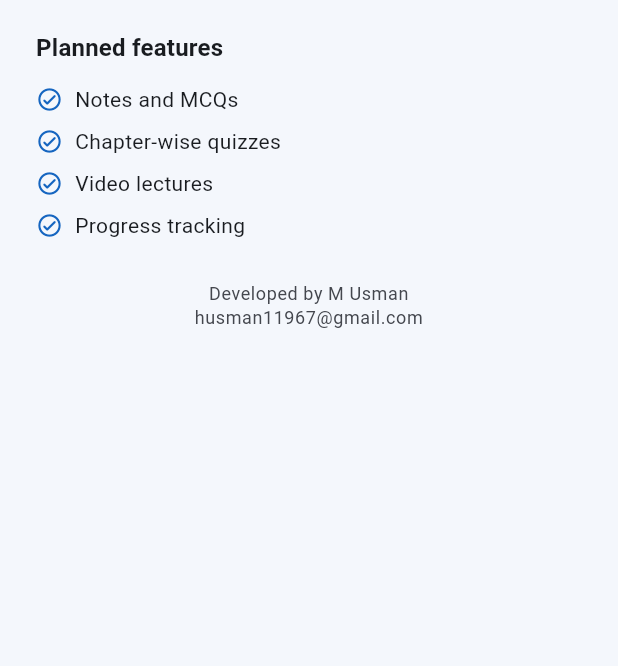
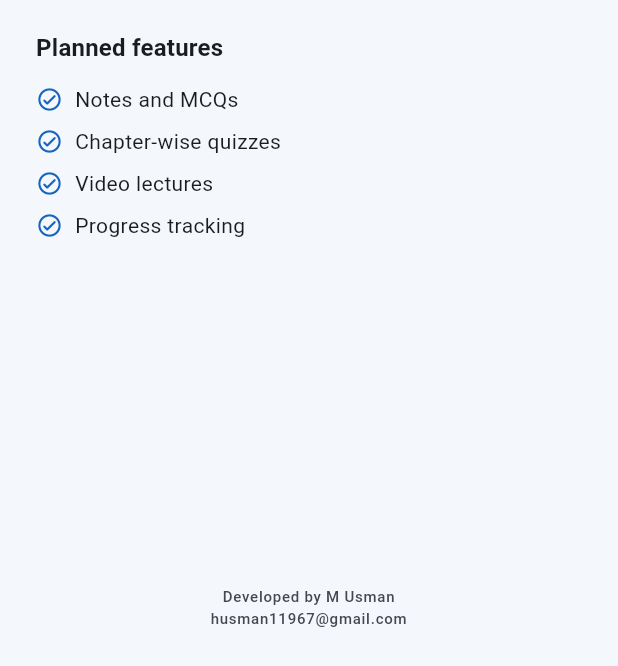
Before and after one commit to ironclaw56/math, a Flutter app: the AboutScreen screen opened directly, on a phone screen of 412 x 824 dp, the part 570-1236 px from its top. Run offline on Flutter 3.47's test engine with Material 3 defaults, Android fonts, the phone set to English and light mode, and no system bars; missing offline and left inert: syncfusion_flutter_pdfviewer.

Commit message:
Update about_screen.dart

```diff
--- a/lib/screens/about_screen.dart
+++ b/lib/screens/about_screen.dart
@@ -77,13 +77,15 @@ class AboutScreen extends StatelessWidget {
                 ),
               ),
             ),
-                        const SizedBox(height: 24),
+                                    const Spacer(),
             Center(
               child: Text(
                 'Developed by M Usman\nhusman11967@gmail.com',
                 textAlign: TextAlign.center,
-                style: theme.textTheme.bodySmall
-                    ?.copyWith(color: theme.colorScheme.onSurfaceVariant),
+                style: theme.textTheme.labelSmall?.copyWith(
+                  color: theme.colorScheme.onSurfaceVariant,
+                  fontSize: 10,
+                ),
               ),
             ),
           ],
```
